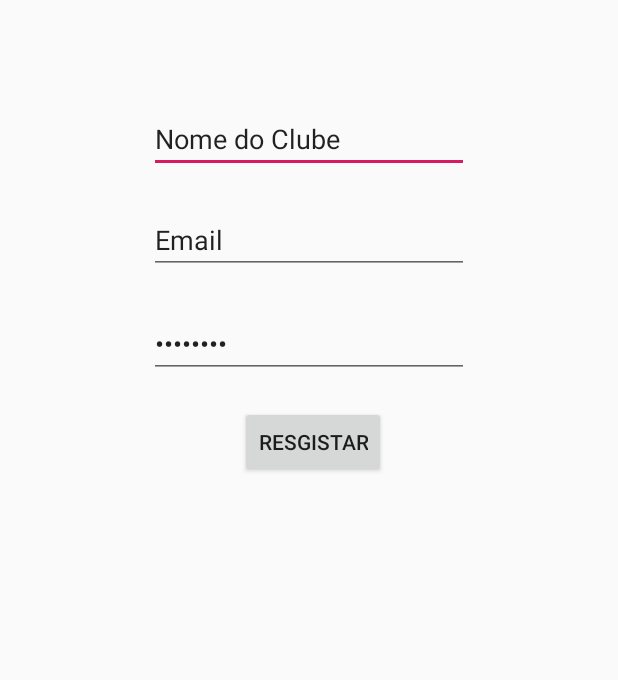
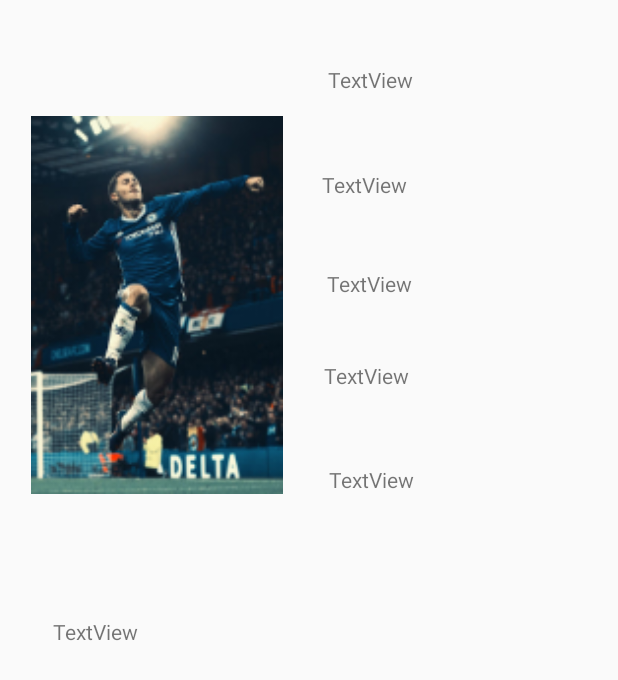
Before and after one commit to jbugalho/footdream, an Android app: the layout fragment_gallery.xml on its own in the app's theme, with its tools: preview values and no code run, on a phone screen of 412 x 824 dp. Shown: the top 680 px of the screen. Run offline under Robolectric (Android 15) with nearby library versions, the phone set to English and light mode, and no system bars.

Commit message:
commit final de projeto, perfil e listagem de jogadores

```diff
--- a/footdream/app/src/main/java/com/bugalho/footdream/UserClass/User.java
+++ b/footdream/app/src/main/java/com/bugalho/footdream/UserClass/User.java
@@ -38,6 +38,10 @@ public class User {
         this.posicao = posicao;
         this.divisao = divisao;
         this.clube = clube;
+    }
+
+    public String getDescricao() {
+        return descricao;
     }
 
     public Enum getUserType() {
--- a/footdream/app/src/main/res/layout/activity_jogador_register.xml
+++ b/footdream/app/src/main/res/layout/activity_jogador_register.xml
@@ -91,7 +91,7 @@
             style="@style/Widget.MaterialComponents.TextInputLayout.OutlinedBox"
             android:layout_width="match_parent"
             android:layout_height="wrap_content"
-            android:hint="Escalão"
+            android:hint="Divisão"
             app:boxBackgroundColor="#FFFF"
             app:errorEnabled="true">
 
--- a/footdream/app/src/main/res/layout/fragment_gallery.xml
+++ b/footdream/app/src/main/res/layout/fragment_gallery.xml
@@ -18,52 +18,88 @@
         app:layout_constraintStart_toStartOf="parent"
         app:layout_constraintTop_toTopOf="parent" />
 
-    <EditText
-        android:id="@+id/nomeClube"
-        android:layout_width="wrap_content"
-        android:layout_height="wrap_content"
-        android:ems="10"
-        android:text="Nome do Clube"
-        android:inputType="textPersonName"
+    <ImageView
+        android:id="@+id/imagem"
+        android:layout_width="168dp"
+        android:layout_height="288dp"
+        android:layout_marginTop="24dp"
+        app:layout_constraintEnd_toEndOf="parent"
+        app:layout_constraintHorizontal_bias="0.085"
+        app:layout_constraintStart_toStartOf="parent"
+        app:layout_constraintTop_toBottomOf="@+id/text_gallery"
+        app:srcCompat="@mipmap/hazard" />
+
+    <TextView
+        android:id="@+id/nome"
+        android:layout_width="179dp"
+        android:layout_height="54dp"
+        android:layout_marginStart="8dp"
+        android:layout_marginTop="8dp"
+        android:text="TextView"
+        app:layout_constraintEnd_toEndOf="parent"
+        app:layout_constraintHorizontal_bias="0.604"
+        app:layout_constraintStart_toEndOf="@+id/imagem"
+        app:layout_constraintTop_toBottomOf="@+id/text_gallery" />
+
+    <TextView
+        android:id="@+id/escalao"
+        android:layout_width="184dp"
+        android:layout_height="58dp"
+        android:layout_marginStart="8dp"
+        android:layout_marginTop="16dp"
+        android:text="TextView"
+        app:layout_constraintEnd_toEndOf="parent"
+        app:layout_constraintHorizontal_bias="0.578"
+        app:layout_constraintStart_toEndOf="@+id/imagem"
+        app:layout_constraintTop_toBottomOf="@+id/nome" />
+
+    <TextView
+        android:id="@+id/posicao"
+        android:layout_width="180dp"
+        android:layout_height="49dp"
+        android:layout_marginStart="8dp"
+        android:layout_marginTop="8dp"
+        android:text="TextView"
+        app:layout_constraintEnd_toEndOf="parent"
+        app:layout_constraintHorizontal_bias="0.595"
+        app:layout_constraintStart_toEndOf="@+id/imagem"
+        app:layout_constraintTop_toBottomOf="@+id/escalao" />
+
+    <TextView
+        android:id="@+id/divisao"
+        android:layout_width="182dp"
+        android:layout_height="61dp"
+        android:layout_marginStart="8dp"
+        android:layout_marginTop="12dp"
+        android:text="TextView"
+        app:layout_constraintEnd_toEndOf="parent"
+        app:layout_constraintHorizontal_bias="0.575"
+        app:layout_constraintStart_toEndOf="@+id/imagem"
+        app:layout_constraintTop_toBottomOf="@+id/posicao" />
+
+    <TextView
+        android:id="@+id/clube_nome"
+        android:layout_width="178dp"
+        android:layout_height="37dp"
+        android:layout_marginStart="8dp"
+        android:layout_marginTop="8dp"
+        android:text="TextView"
+        app:layout_constraintEnd_toEndOf="parent"
+        app:layout_constraintHorizontal_bias="0.613"
+        app:layout_constraintStart_toEndOf="@+id/imagem"
+        app:layout_constraintTop_toBottomOf="@+id/divisao" />
+
+    <TextView
+        android:id="@+id/descricao"
+        android:layout_width="340dp"
+        android:layout_height="331dp"
+        android:layout_marginTop="308dp"
+        android:text="TextView"
         app:layout_constraintBottom_toBottomOf="parent"
         app:layout_constraintEnd_toEndOf="parent"
+        app:layout_constraintHorizontal_bias="0.492"
         app:layout_constraintStart_toStartOf="parent"
         app:layout_constraintTop_toBottomOf="@+id/text_gallery"
-        app:layout_constraintVertical_bias="0.047" />
-
-    <EditText
-        android:id="@+id/emailInsert"
-        android:layout_width="wrap_content"
-        android:layout_height="wrap_content"
-        android:ems="10"
-        android:inputType="textEmailAddress"
-        android:text="Email"
-        app:layout_constraintBottom_toBottomOf="parent"
-        app:layout_constraintEnd_toEndOf="parent"
-        app:layout_constraintStart_toStartOf="parent"
-        app:layout_constraintTop_toBottomOf="@+id/nomeClube"
-        app:layout_constraintVertical_bias="0.033" />
-
-    <Button
-        android:id="@+id/buttonInsert"
-        android:layout_width="wrap_content"
-        android:layout_height="wrap_content"
-        android:layout_marginStart="160dp"
-        android:layout_marginTop="88dp"
-        android:text="Resgistar"
-        app:layout_constraintStart_toStartOf="parent"
-        app:layout_constraintTop_toBottomOf="@+id/emailInsert" />
-
-    <EditText
-        android:id="@+id/passowordInsert"
-        android:layout_width="wrap_content"
-        android:layout_height="wrap_content"
-        android:layout_marginTop="24dp"
-        android:ems="10"
-        android:text="password"
-        android:inputType="textPassword"
-        app:layout_constraintEnd_toEndOf="parent"
-        app:layout_constraintStart_toStartOf="parent"
-        app:layout_constraintTop_toBottomOf="@+id/emailInsert" />
+        app:layout_constraintVertical_bias="0.456" />
 
 </androidx.constraintlayout.widget.ConstraintLayout>
--- a/footdream/app/src/main/res/values/strings.xml
+++ b/footdream/app/src/main/res/values/strings.xml
@@ -8,7 +8,7 @@
     <string name="action_settings">Settings</string>
 
     <string name="menu_home">Home</string>
-    <string name="menu_gallery">Gallery</string>
+    <string name="menu_gallery">Perfil</string>
     <string name="menu_slideshow">Slideshow</string>
     <string name="menu_tools">Tools</string>
     <string name="menu_share">Share</string>
```
Also changed, not shown: footdream/app/src/main/java/com/bugalho/footdream/ui/gallery/GalleryFragment.java (+33 -58 lines), footdream/app/src/main/java/com/bugalho/footdream/ui/home/HomeFragment.java (+47 -4 lines), footdream/app/src/main/java/com/bugalho/footdream/ui/send/SendFragment.java (deleted, +0 -35 lines), footdream/app/src/main/java/com/bugalho/footdream/ui/send/SendViewModel.java (deleted, +0 -19 lines), footdream/app/src/main/java/com/bugalho/footdream/ui/share/ShareFragment.java (deleted, +0 -35 lines), footdream/app/src/main/java/com/bugalho/footdream/ui/share/ShareViewModel.java (deleted, +0 -19 lines), footdream/app/src/main/java/com/bugalho/footdream/ui/slideshow/SlideshowFragment.java (deleted, +0 -35 lines), footdream/app/src/main/java/com/bugalho/footdream/ui/slideshow/SlideshowViewModel.java (deleted, +0 -19 lines), footdream/app/src/main/java/com/bugalho/footdream/ui/tools/ToolsFragment.java (deleted, +0 -35 lines), footdream/app/src/main/java/com/bugalho/footdream/ui/tools/ToolsViewModel.java (deleted, +0 -19 lines), footdream/app/src/main/res/layout/fragment_home.xml (+5 -13 lines), footdream/app/src/main/res/layout/fragment_send.xml (deleted, +0 -19 lines), footdream/app/src/main/res/layout/fragment_share.xml (deleted, +0 -19 lines), footdream/app/src/main/res/layout/fragment_slideshow.xml (deleted, +0 -19 lines), 1 more files.
